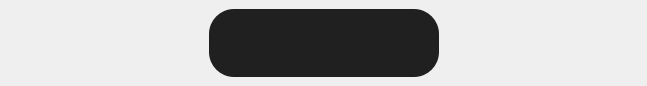
zzz-muxin/image-editor, file ui_xml/widget_function_stack.ui: the form before one commit.
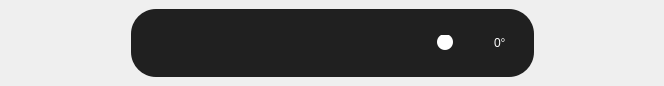
The form after the commit. The open tabs and pages were chosen to show the change. Icons and pictures are not drawn.

Diff of the .ui file:
```diff
--- a/ui_xml/widget_function_stack.ui
+++ b/ui_xml/widget_function_stack.ui
@@ -6,7 +6,7 @@
    <rect>
     <x>0</x>
     <y>0</y>
-    <width>647</width>
+    <width>664</width>
     <height>86</height>
    </rect>
   </property>
@@ -444,11 +444,91 @@
             </property>
            </widget>
           </item>
+          <item>
+           <widget class="QWidget" name="separator" native="true">
+            <property name="minimumSize">
+             <size>
+              <width>41</width>
+              <height>0</height>
+             </size>
+            </property>
+            <property name="styleSheet">
+             <string notr="true">image:url(:/images/icon/vertical_line_icon.svg);
+background-color: transparent;</string>
+            </property>
+           </widget>
+          </item>
+          <item>
+           <widget class="QSlider" name="slider_rotate">
+            <property name="styleSheet">
+             <string notr="true">QSlider::add-page:horizontal {
+    background-color: qlineargradient(spread: pad, x1: 0, y1: 1, x2: 1, y2: 1,
+                                      stop: 0 rgb(100, 100, 100),
+                                      stop: 1 rgb(255, 78, 0,));
+    border-radius: 4px;
+}
+
+QSlider::sub-page:horizontal {
+	background-color: qlineargradient(spread: pad, x1: 0, y1: 1, x2: 1, y2: 1,
+                                      stop: 0 rgb(51, 151, 255),
+                                      stop: 1 rgb(100, 100, 100));
+    border-radius: 4px;
+}
+
+QSlider::groove:horizontal {
+    background: transparent;
+    height: 8px;
+}
+
+QSlider::handle:horizontal {
+    width: 16px;
+    height: 18px;
+    margin: -4px 0px -4px 0px;
+    border-radius: 8px;
+    background: white;
+}
+</string>
+            </property>
+            <property name="minimum">
+             <number>-43</number>
+            </property>
+            <property name="maximum">
+             <number>45</number>
+            </property>
+            <property name="orientation">
+             <enum>Qt::Horizontal</enum>
+            </property>
+           </widget>
+          </item>
+          <item>
+           <widget class="QLabel" name="label">
+            <property name="minimumSize">
+             <size>
+              <width>30</width>
+              <height>44</height>
+             </size>
+            </property>
+            <property name="font">
+             <font>
+              <family>Microsoft JhengHei UI</family>
+             </font>
+            </property>
+            <property name="styleSheet">
+             <string notr="true">QLabel{
+	color: rgb(255, 255, 255);
+	background-color: transparent;
+}</string>
+            </property>
+            <property name="text">
+             <string>0°</string>
+            </property>
+           </widget>
+          </item>
          </layout>
         </widget>
        </item>
        <item>
-        <spacer name="horizontalSpacer_2">
+        <spacer name="horizontalSpacer_3">
          <property name="orientation">
           <enum>Qt::Horizontal</enum>
          </property>
```
Left out of the diff: 30 changed lines with no effect on the pictures.
